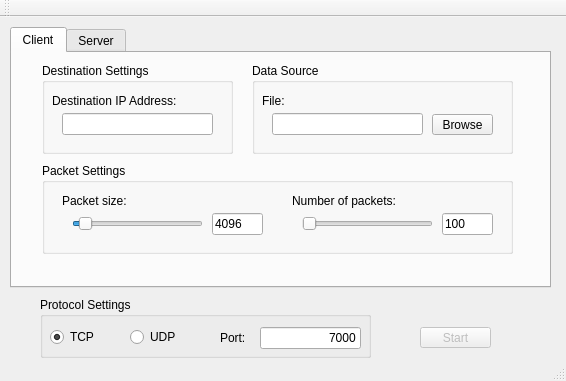
Before: the Qt Designer form mainwindow.ui in tnightingale/4985-A2, drawn with Qt 5.
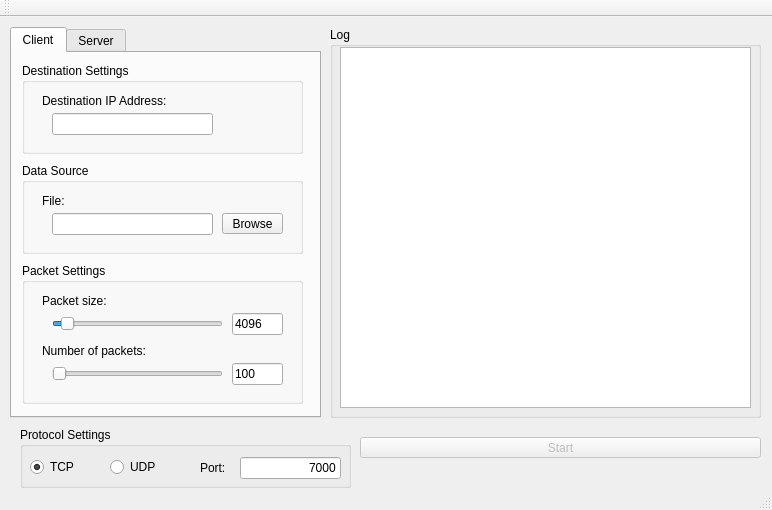
After: the same form once the commit is applied.

Patch:
```diff
--- a/mainwindow.ui
+++ b/mainwindow.ui
@@ -6,8 +6,8 @@
    <rect>
     <x>0</x>
     <y>0</y>
-    <width>566</width>
-    <height>381</height>
+    <width>772</width>
+    <height>510</height>
    </rect>
   </property>
   <property name="windowTitle">
@@ -19,8 +19,8 @@
      <rect>
       <x>10</x>
       <y>10</y>
-      <width>541</width>
-      <height>261</height>
+      <width>311</width>
+      <height>391</height>
      </rect>
     </property>
     <property name="currentIndex">
@@ -36,10 +36,10 @@
      <widget class="QGroupBox" name="packet_settings">
       <property name="geometry">
        <rect>
-        <x>30</x>
-        <y>110</y>
-        <width>471</width>
-        <height>91</height>
+        <x>10</x>
+        <y>210</y>
+        <width>281</width>
+        <height>141</height>
        </rect>
       </property>
       <property name="title">
@@ -50,7 +50,7 @@
         <rect>
          <x>30</x>
          <y>50</y>
-         <width>131</width>
+         <width>171</width>
          <height>22</height>
         </rect>
        </property>
@@ -89,9 +89,9 @@
       <widget class="QSlider" name="packet_num">
        <property name="geometry">
         <rect>
-         <x>260</x>
-         <y>50</y>
-         <width>131</width>
+         <x>30</x>
+         <y>100</y>
+         <width>171</width>
          <height>22</height>
         </rect>
        </property>
@@ -117,8 +117,8 @@
       <widget class="QLabel" name="packet_num_label">
        <property name="geometry">
         <rect>
-         <x>250</x>
-         <y>30</y>
+         <x>20</x>
+         <y>80</y>
          <width>141</width>
          <height>16</height>
         </rect>
@@ -130,7 +130,7 @@
       <widget class="QLineEdit" name="packet_size_val">
        <property name="geometry">
         <rect>
-         <x>170</x>
+         <x>210</x>
          <y>50</y>
          <width>51</width>
          <height>22</height>
@@ -143,8 +143,8 @@
       <widget class="QLineEdit" name="packet_num_val">
        <property name="geometry">
         <rect>
-         <x>400</x>
-         <y>50</y>
+         <x>210</x>
+         <y>100</y>
          <width>51</width>
          <height>22</height>
         </rect>
@@ -157,9 +157,9 @@
      <widget class="QGroupBox" name="data_settings">
       <property name="geometry">
        <rect>
-        <x>240</x>
-        <y>10</y>
-        <width>261</width>
+        <x>10</x>
+        <y>110</y>
+        <width>281</width>
         <height>91</height>
        </rect>
       </property>
@@ -169,9 +169,9 @@
       <widget class="QLineEdit" name="file_val">
        <property name="geometry">
         <rect>
-         <x>20</x>
+         <x>30</x>
          <y>50</y>
-         <width>151</width>
+         <width>161</width>
          <height>22</height>
         </rect>
        </property>
@@ -179,8 +179,8 @@
       <widget class="QPushButton" name="file_browse">
        <property name="geometry">
         <rect>
-         <x>180</x>
-         <y>51</y>
+         <x>200</x>
+         <y>50</y>
          <width>61</width>
          <height>21</height>
         </rect>
@@ -192,7 +192,7 @@
       <widget class="QLabel" name="file_label">
        <property name="geometry">
         <rect>
-         <x>10</x>
+         <x>20</x>
          <y>30</y>
          <width>62</width>
          <height>16</height>
@@ -206,9 +206,9 @@
      <widget class="QGroupBox" name="dest_settings">
       <property name="geometry">
        <rect>
-        <x>30</x>
+        <x>10</x>
         <y>10</y>
-        <width>191</width>
+        <width>281</width>
         <height>91</height>
        </rect>
       </property>
@@ -218,9 +218,9 @@
       <widget class="QLineEdit" name="dest_address">
        <property name="geometry">
         <rect>
-         <x>20</x>
+         <x>30</x>
          <y>50</y>
-         <width>151</width>
+         <width>161</width>
          <height>22</height>
         </rect>
        </property>
@@ -228,7 +228,7 @@
       <widget class="QLabel" name="dest_address_label">
        <property name="geometry">
         <rect>
-         <x>10</x>
+         <x>20</x>
          <y>30</y>
          <width>151</width>
          <height>16</height>
@@ -247,13 +247,13 @@
      <attribute name="title">
       <string>Server</string>
      </attribute>
-     <widget class="QGroupBox" name="server_log">
+     <widget class="QGroupBox" name="data_destination_settings">
       <property name="geometry">
        <rect>
-        <x>30</x>
+        <x>10</x>
         <y>10</y>
-        <width>481</width>
-        <height>191</height>
+        <width>281</width>
+        <height>91</height>
        </rect>
       </property>
       <property name="title">
@@ -262,10 +262,33 @@
       <widget class="QTextBrowser" name="server_log_output">
        <property name="geometry">
         <rect>
-         <x>10</x>
+         <x>30</x>
+         <y>50</y>
+         <width>161</width>
+         <height>22</height>
+        </rect>
+       </property>
+      </widget>
+      <widget class="QPushButton" name="file_dest_browse">
+       <property name="geometry">
+        <rect>
+         <x>200</x>
+         <y>50</y>
+         <width>61</width>
+         <height>21</height>
+        </rect>
+       </property>
+       <property name="text">
+        <string>Browse</string>
+       </property>
+      </widget>
+      <widget class="QLabel" name="file_label_2">
+       <property name="geometry">
+        <rect>
+         <x>20</x>
          <y>30</y>
-         <width>461</width>
-         <height>151</height>
+         <width>62</width>
+         <height>16</height>
         </rect>
        </property>
       </widget>
@@ -275,8 +298,8 @@
    <widget class="QGroupBox" name="protocol_settings">
     <property name="geometry">
      <rect>
-      <x>40</x>
-      <y>280</y>
+      <x>20</x>
+      <y>410</y>
       <width>331</width>
       <height>61</height>
      </rect>
@@ -349,9 +372,9 @@
     </property>
     <property name="geometry">
      <rect>
-      <x>420</x>
-      <y>310</y>
-      <width>71</width>
+      <x>360</x>
+      <y>420</y>
+      <width>401</width>
       <height>21</height>
      </rect>
     </property>
@@ -359,6 +382,29 @@
      <string>Start</string>
     </property>
    </widget>
+   <widget class="QGroupBox" name="server_log">
+    <property name="geometry">
+     <rect>
+      <x>330</x>
+      <y>10</y>
+      <width>431</width>
+      <height>391</height>
+     </rect>
+    </property>
+    <property name="title">
+     <string>Log</string>
+    </property>
+    <widget class="QTextBrowser" name="server_log_output">
+     <property name="geometry">
+      <rect>
+       <x>10</x>
+       <y>20</y>
+       <width>411</width>
+       <height>361</height>
+      </rect>
+     </property>
+    </widget>
+   </widget>
   </widget>
   <widget class="QToolBar" name="mainToolBar">
    <attribute name="toolBarArea">
```
Left out of the diff: 14 changed lines with no effect on the pictures.
